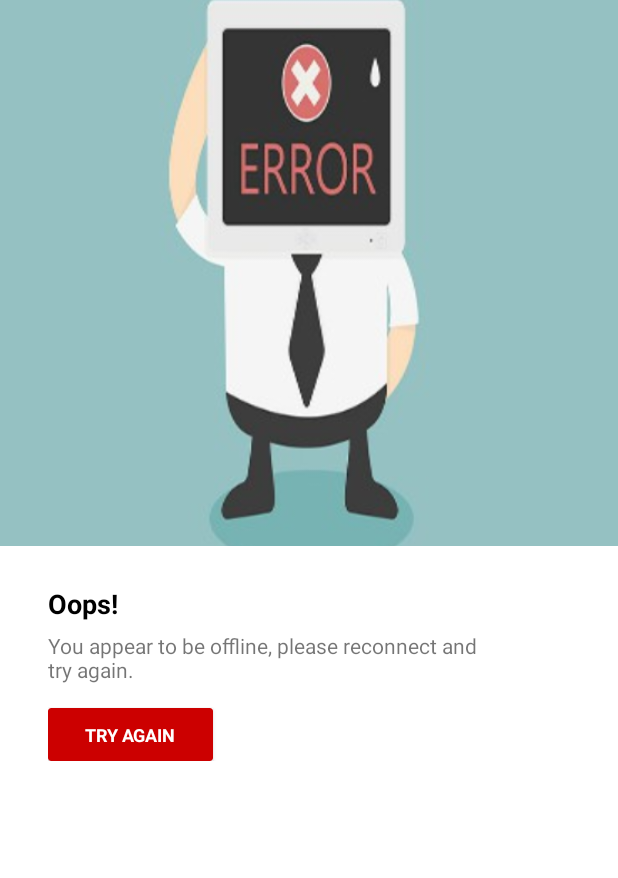
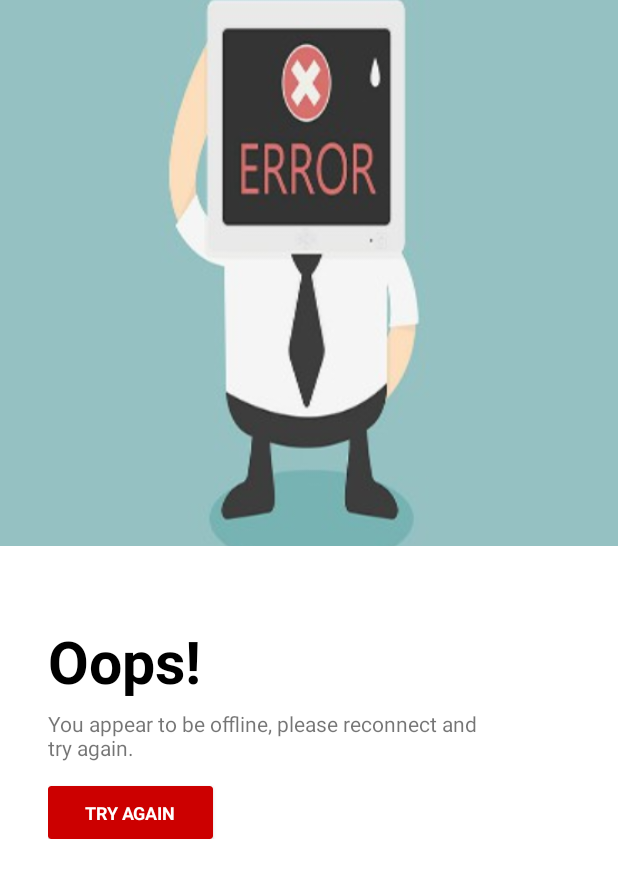
Before and after one commit to SanzarRehman/Book-My-Table-App, an Android app: the layout error_layout.xml on its own in the app's theme, with its tools: preview values and no code run, on a phone screen of 412 x 824 dp. Shown: the top 878 px of the screen. Run offline under Robolectric (Android 15) with nearby library versions, the phone set to English and light mode, and no system bars.

Commit message:
Update error_layout.xml

```diff
--- a/Project Code/app/src/main/res/layout/error_layout.xml
+++ b/Project Code/app/src/main/res/layout/error_layout.xml
@@ -24,9 +24,9 @@
             android:layout_width="wrap_content"
             android:layout_height="wrap_content"
             android:text="Oops!"
-            android:layout_marginTop="6dp"
+            android:layout_marginTop="30dp"
             android:textColor="@android:color/black"
-            android:textSize="18sp"
+            android:textSize="39sp"
             android:textStyle="bold"/>
         <TextView
             android:id="@+id/error_textview"
```
